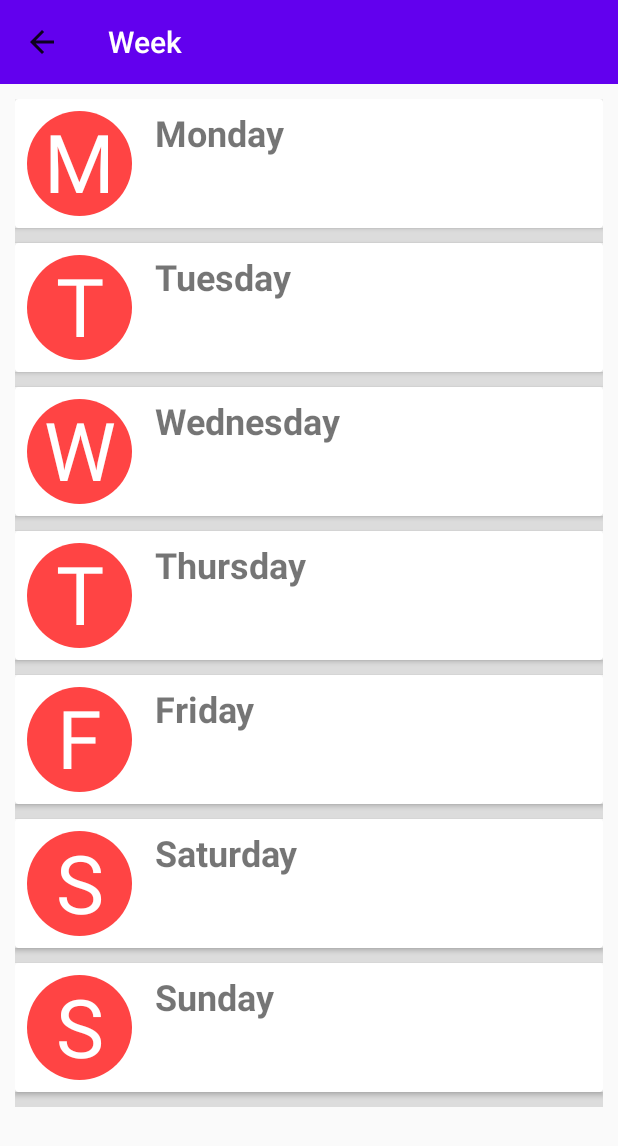
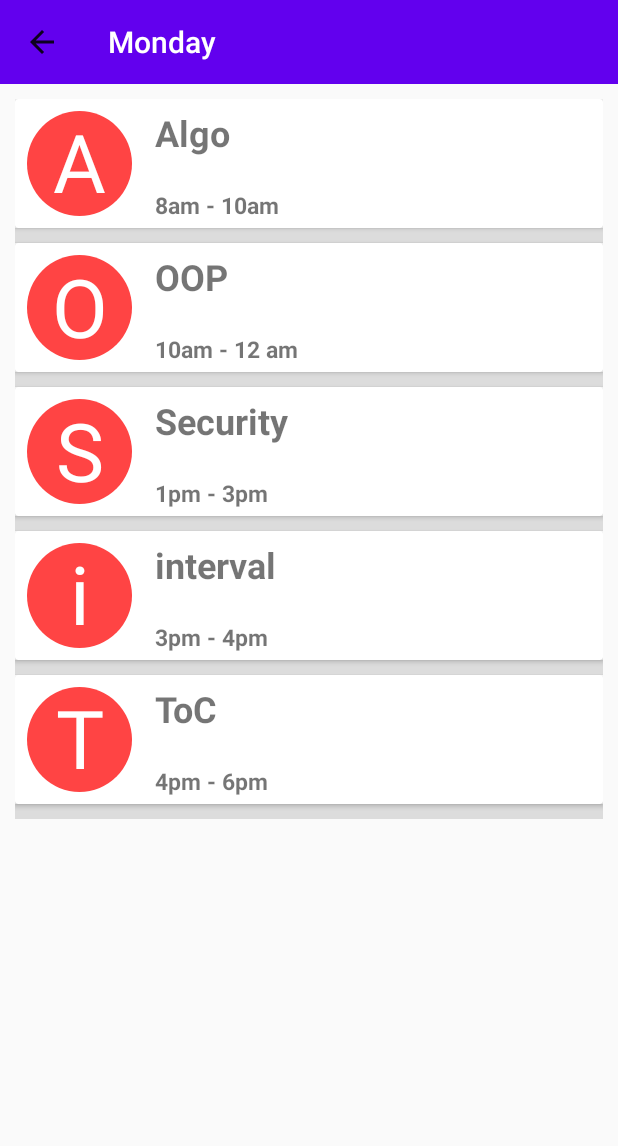
Before and after one commit to missakaherath/TimeTableApp-Android, an Android app: the weeklyView screen opened directly, with no data from a screen before it, after a tap on "Monday", on a phone screen of 412 x 824 dp. Shown: the top 1146 px of the screen. Run offline under Robolectric (Android 15) with nearby library versions, the phone set to English and light mode, and no system bars.

Commit message:
completed day details

```diff
--- a/app/src/main/AndroidManifest.xml
+++ b/app/src/main/AndroidManifest.xml
@@ -9,7 +9,8 @@
         android:roundIcon="@mipmap/ic_launcher_round"
         android:supportsRtl="true"
         android:theme="@style/AppTheme">
-        <activity android:name=".weeklyView"></activity>
+        <activity android:name=".DayDetail"></activity>
+        <activity android:name=".weeklyView" />
         <activity android:name=".MainActivity">
             <intent-filter>
                 <action android:name="android.intent.action.MAIN" />
--- /dev/null
+++ b/app/src/main/java/com/example/timetableapp/DayDetail.java
@@ -0,0 +1,157 @@
+package com.example.timetableapp;
+
+import androidx.annotation.RequiresApi;
+import androidx.appcompat.app.AppCompatActivity;
+
+import android.content.Context;
+import android.os.Build;
+import android.os.Bundle;
+import android.view.LayoutInflater;
+import android.view.MenuItem;
+import android.view.View;
+import android.view.ViewGroup;
+import android.widget.BaseAdapter;
+import android.widget.ImageView;
+import android.widget.ListView;
+import android.widget.TextView;
+
+import com.example.timetableapp.Utils.LetterImageView;
+
+import androidx.appcompat.widget.Toolbar;
+
+public class DayDetail extends AppCompatActivity {
+    private ListView listView;
+    private Toolbar toolbar;
+
+    public static String[] Monday;
+    public static String[] Tuesday;
+    public static String[] Wednesday;
+    public static String[] Thursday;
+    public static String[] Friday;
+    public static String[] Saturday;
+
+    public static String[] Time;
+
+    private String[] preferredDay;
+
+
+    @RequiresApi(api = Build.VERSION_CODES.LOLLIPOP)
+    @Override
+    protected void onCreate(Bundle savedInstanceState) {
+        super.onCreate(savedInstanceState);
+        setContentView(R.layout.activity_day_detail);
+
+        setupUIViews();
+        initToolbar();
+        setupListView();
+    }
+    @RequiresApi(api = Build.VERSION_CODES.LOLLIPOP)
+    private void setupUIViews(){
+        listView = (ListView)findViewById(R.id.lvDayDetail);
+        toolbar = (Toolbar)findViewById(R.id.toolbarDaydetail);
+    }
+    private void initToolbar(){
+        setSupportActionBar(toolbar);
+        getSupportActionBar().setTitle(weeklyView.sharedPreferences.getString(weeklyView.SEL_DAY, null));
+        getSupportActionBar().setDisplayHomeAsUpEnabled(true);
+    }
+    private void setupListView(){
+        Monday = getResources().getStringArray(R.array.Monday);
+        Tuesday = getResources().getStringArray(R.array.Tuesday);
+        Wednesday = getResources().getStringArray(R.array.Wednesday);
+        Thursday = getResources().getStringArray(R.array.Thursday);
+        Friday = getResources().getStringArray(R.array.Friday);
+        Saturday = getResources().getStringArray(R.array.Saturday);
+
+        Time = getResources().getStringArray(R.array.Time);
+
+        String selectedDay = weeklyView.sharedPreferences.getString(weeklyView.SEL_DAY, null);
+
+        if(selectedDay.equalsIgnoreCase("Monday")){
+            preferredDay = Monday;
+        } else if (selectedDay.equalsIgnoreCase("Tuesday")){
+            preferredDay = Tuesday;
+        }else if (selectedDay.equalsIgnoreCase("Wednesday")){
+            preferredDay = Wednesday;
+        }else if (selectedDay.equalsIgnoreCase("Thursday")){
+            preferredDay = Thursday;
+        }else if (selectedDay.equalsIgnoreCase("Friday")){
+            preferredDay = Friday;
+        }else if (selectedDay.equalsIgnoreCase("Saturday")){
+            preferredDay = Saturday;
+        }
+        SimpleAdapter simpleAdapter = new SimpleAdapter(this, preferredDay, Time);
+        listView.setAdapter(simpleAdapter);
+    }
+
+    public class SimpleAdapter extends BaseAdapter {
+
+        private Context mContext;
+//        private LayoutInflater layoutInflater = getLayoutInflater(); //check the layout inflater if something went wrong
+        private LayoutInflater layoutInflater;
+        private TextView subject, time;
+        private String[] subjectArray;
+        private String[] timeArray;
+        private LetterImageView letterImageView;
+
+        public SimpleAdapter(Context context, String[] subject, String[] time){
+            mContext = context;
+            subjectArray = subject;
+            timeArray = time;
+            layoutInflater = (LayoutInflater)context.getSystemService(context.LAYOUT_INFLATER_SERVICE);
+        }
+
+        @Override
+        public int getCount() {
+            return subjectArray.length;
+        }
+
+        @Override
+        public Object getItem(int position) {
+            return subjectArray[position];
+        }
+
+        @Override
+        public long getItemId(int position) {
+            return position;
+        }
+
+        @Override
+        public View getView(int position, View convertView, ViewGroup parent) {
+            if(convertView==null){
+                convertView = layoutInflater.inflate(R.layout.daydetailsingle, null);
+            }
+
+            subject = (TextView)convertView.findViewById(R.id.tvDayDetails);
+            time = (TextView)convertView.findViewById(R.id.tvTimeDayDetail);
+            letterImageView = (LetterImageView)convertView.findViewById(R.id.ivDayDetails);
+
+            subject.setText(subjectArray[position]);
+            time.setText((timeArray[position]));
+
+            letterImageView.setOval(true);
+            letterImageView.setLetter(subjectArray[position].charAt(0));
+
+//            if(subjectArray[position].equalsIgnoreCase("Timetable")){
+//                imageView.setImageResource(R.drawable.timetable);
+//            } else if(titleArray[position].equalsIgnoreCase("Subjects")){
+//                imageView.setImageResource(R.drawable.books);
+//            }else if(titleArray[position].equalsIgnoreCase("Faculty")){
+//                imageView.setImageResource(R.drawable.contact);
+//            }else if(titleArray[position].equalsIgnoreCase("Resources")){
+//                imageView.setImageResource(R.drawable.settings);
+//            } else {
+//                imageView.setImageResource(R.drawable.settings);
+//            }
+            return convertView;
+        }
+    }
+    public boolean onOptionsItemSelected(MenuItem item) {
+        switch (item.getItemId()) {
+            case android.R.id.home : {
+                onBackPressed();
+            }
+        }
+        return super.onOptionsItemSelected(item);
+    }
+}
--- a/app/src/main/java/com/example/timetableapp/weeklyView.java
+++ b/app/src/main/java/com/example/timetableapp/weeklyView.java
@@ -6,6 +6,8 @@ import androidx.annotation.RequiresApi;
 import androidx.appcompat.app.AppCompatActivity;
 
 import android.content.Context;
+import android.content.Intent;
+import android.content.SharedPreferences;
 import android.os.Build;
 import android.os.Bundle;
 import android.view.LayoutInflater;
@@ -25,6 +27,8 @@ public class weeklyView extends AppCompatActivity {
 
     private Toolbar toolbar;
     private ListView listView;
+    public static SharedPreferences sharedPreferences;
+    public static String SEL_DAY;
 
     @RequiresApi(api = Build.VERSION_CODES.LOLLIPOP)
     @Override
@@ -40,6 +44,7 @@ public class weeklyView extends AppCompatActivity {
     private void setupUIViews(){
         toolbar = (Toolbar)findViewById(R.id.toolbarWeek);
         listView = (ListView)findViewById(R.id.lvWeek);
+        sharedPreferences = getSharedPreferences("MY_DAY", MODE_PRIVATE);
     }
     private void initToolbar(){
         setSupportActionBar(toolbar);
@@ -55,13 +60,38 @@ public class weeklyView extends AppCompatActivity {
             public void onItemClick(AdapterView<?> parent, View view, int position, long id) {
 //                int position = 0;
                 switch (position){
-                    case 0: break;
-                    case 1: break;
-                    case 2: break;
-                    case 3: break;
-                    case 4: break;
-                    case 5: break;
-                    default: break;
+                    case 0:
+                        {
+                            startActivity(new Intent(weeklyView.this, DayDetail.class));
+                            sharedPreferences.edit().putString(SEL_DAY, "Monday").apply();
+                        break;}
+                    case 1:
+                        {
+                            startActivity(new Intent(weeklyView.this, DayDetail.class));
+                            sharedPreferences.edit().putString(SEL_DAY, "Tuesday").apply();
+                        break;}
+                    case 2:
+                        {
+                            startActivity(new Intent(weeklyView.this, DayDetail.class));
+                            sharedPreferences.edit().putString(SEL_DAY, "Wednesday").apply();
+                        break;}
+                    case 3:
+                        {
+                            startActivity(new Intent(weeklyView.this, DayDetail.class));
+                            sharedPreferences.edit().putString(SEL_DAY, "Thursday").apply();
+                        break;}
+                    case 4:
+                       {
+                           startActivity(new Intent(weeklyView.this, DayDetail.class));
+                           sharedPreferences.edit().putString(SEL_DAY, "Friday").apply();
+                        break;}
+                    case 5:
+                       {
+                           startActivity(new Intent(weeklyView.this, DayDetail.class));
+                           sharedPreferences.edit().putString(SEL_DAY, "Saturday").apply();
+                        break;}
+                    default:
+                        break;
                 }
             }
         });
--- /dev/null
+++ b/app/src/main/res/layout/activity_day_detail.xml
@@ -0,0 +1,31 @@
+<?xml version="1.0" encoding="utf-8"?>
+<RelativeLayout xmlns:android="http://schemas.android.com/apk/res/android"
+    xmlns:app="http://schemas.android.com/apk/res-auto"
+    xmlns:tools="http://schemas.android.com/tools"
+    android:layout_width="match_parent"
+    android:layout_height="match_parent"
+    tools:context=".MainActivity">
+
+    <androidx.appcompat.widget.Toolbar
+        android:id="@+id/toolbarDaydetail"
+        android:layout_width="match_parent"
+        android:layout_height="?android:attr/actionBarSize"
+        android:background="?attr/colorPrimary"
+        android:minHeight="?attr/actionBarSize"
+        app:titleTextColor="@color/whiteColor"
+        android:theme="?attr/actionBarTheme" />
+
+    <ListView
+        android:layout_width="match_parent"
+        android:layout_height="match_parent"
+        android:layout_marginLeft="10dp"
+        android:layout_marginRight="10dp"
+        android:layout_marginTop="10dp"
+        android:layout_marginBottom="10dp"
+        android:dividerHeight="10dp"
+        android:id="@+id/lvDayDetail"
+        android:layout_below="@+id/toolbarDaydetail"
+        >
+    </ListView>
+
+</RelativeLayout>
--- /dev/null
+++ b/app/src/main/res/layout/daydetailsingle.xml
@@ -0,0 +1,41 @@
+<androidx.cardview.widget.CardView
+    android:layout_height="wrap_content"
+    android:layout_width="match_parent"
+    android:background="@color/colorAccent"
+    android:elevation="4dp"
+    xmlns:android="http://schemas.android.com/apk/res/android">
+
+    <RelativeLayout
+        android:layout_width="match_parent"
+        android:layout_height="wrap_content">
+        <com.example.timetableapp.Utils.LetterImageView
+            android:layout_width="70dp"
+            android:layout_height="70dp"
+            android:id="@+id/ivDayDetails"
+            android:layout_margin="8dp">
+        </com.example.timetableapp.Utils.LetterImageView>
+        <TextView
+            android:layout_width="wrap_content"
+            android:layout_height="wrap_content"
+            android:textStyle="bold"
+            android:id="@+id/tvDayDetails"
+            android:layout_marginTop="6dp"
+            android:layout_toRightOf="@+id/ivDayDetails"
+            android:textSize="24sp"
+            android:layout_marginLeft="7dp"
+            android:text="Subjects">
+        </TextView>
+        <TextView
+            android:layout_width="wrap_content"
+            android:layout_height="wrap_content"
+            android:textStyle="bold"
+            android:id="@+id/tvTimeDayDetail"
+            android:layout_marginTop="60dp"
+            android:layout_toRightOf="@+id/ivDayDetails"
+            android:textSize="15sp"
+            android:layout_marginLeft="7dp"
+            android:text="Time">
+        </TextView>
+    </RelativeLayout>
+
+</androidx.cardview.widget.CardView>
--- a/app/src/main/res/values/strings.xml
+++ b/app/src/main/res/values/strings.xml
@@ -22,4 +22,54 @@
         <item>Saturday</item>
         <item>Sunday</item>
     </string-array>
+    <string-array name="Monday">
+        <item>Algo</item>
+        <item>OOP</item>
+        <item>Security</item>
+        <item>interval</item>
+        <item>ToC</item>
+    </string-array>
+    <string-array name="Tuesday">
+        <item>Algo</item>
+        <item>OOP</item>
+        <item>Security</item>
+        <item>interval</item>
+        <item>ToC</item>
+    </string-array>
+    <string-array name="Wednesday">
+        <item>Algo</item>
+        <item>OOP</item>
+        <item>Security</item>
+        <item>interval</item>
+        <item>ToC</item>
+    </string-array>
+    <string-array name="Thursday">
+        <item>OOSD</item>
+        <item>Graph theory</item>
+        <item>Project</item>
+        <item>interval</item>
+        <item>ToC</item>
+    </string-array>
+    <string-array name="Friday">
+        <item>Lab</item>
+        <item>OOP</item>
+        <item>Security</item>
+        <item>interval</item>
+        <item>Algebra</item>
+    </string-array>
+    <string-array name="Saturday">
+        <item>Practicals</item>
+        <item>OOP</item>
+        <item>Security</item>
+        <item>interval</item>
+        <item>ToC</item>
+    </string-array>
+    <string-array name="Time">
+        <item>8am - 10am</item>
+        <item>10am - 12 am</item>
+        <item>1pm - 3pm</item>
+        <item>3pm - 4pm</item>
+        <item>4pm - 6pm</item>
+    </string-array>
+
 </resources>
```
